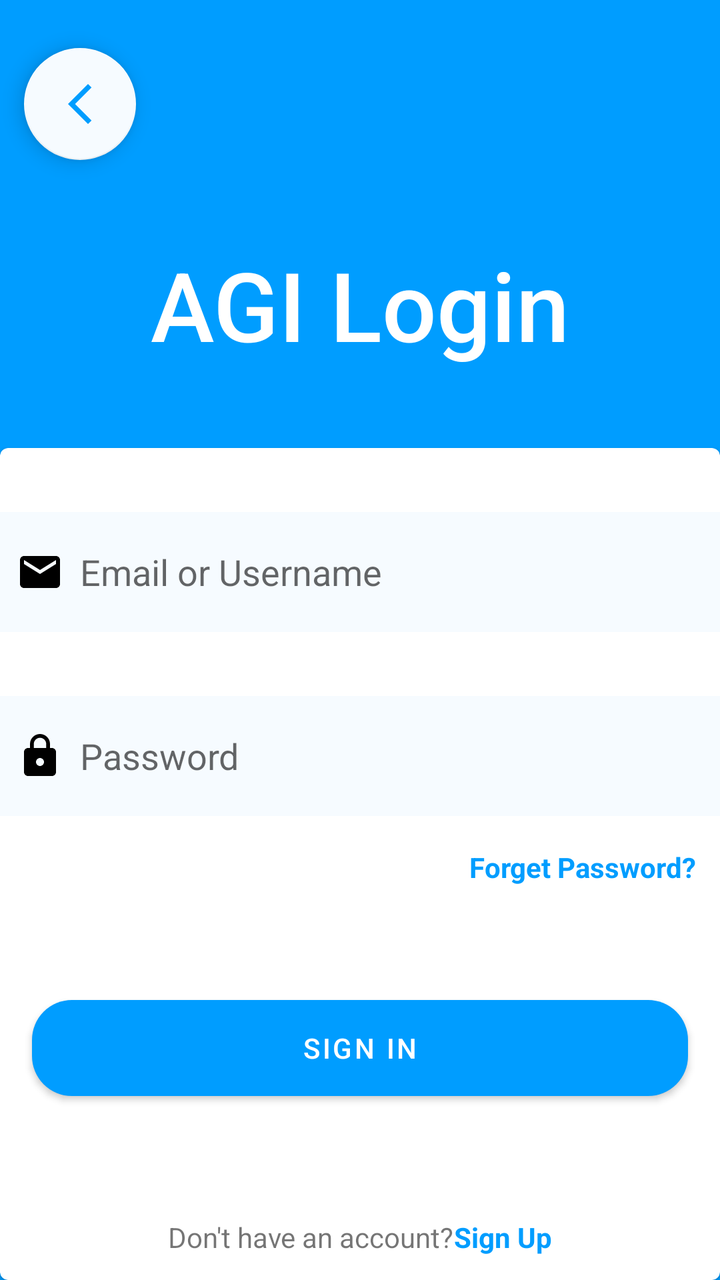
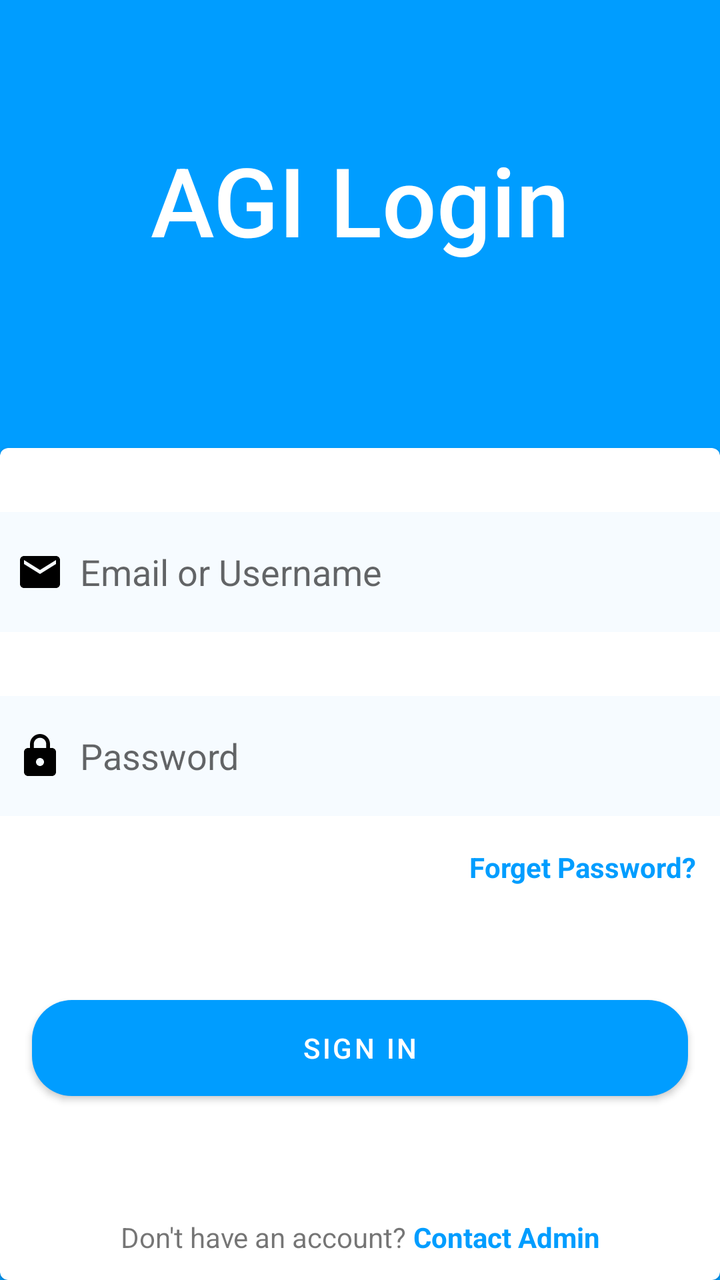

An Android layout rendered at two revisions. The XML below is the earlier revision; the diff shows what the commit changed to produce the second picture.
<!-- AndroidManifest.xml: application theme Theme.StudentManagementSystem -->
<!-- res/layout/activity_main.xml -->
<?xml version="1.0" encoding="utf-8"?>
<androidx.constraintlayout.widget.ConstraintLayout xmlns:android="http://schemas.android.com/apk/res/android"
    xmlns:app="http://schemas.android.com/apk/res-auto"
    xmlns:tools="http://schemas.android.com/tools"
    android:layout_width="match_parent"
    android:layout_height="match_parent"
    android:background="@color/app_theme"
    tools:context=".MainActivity">

    <androidx.constraintlayout.widget.Guideline
        android:id="@+id/guideline3"
        android:layout_width="wrap_content"
        android:layout_height="wrap_content"
        android:orientation="horizontal"
        app:layout_constraintGuide_percent="0.35" />

    <com.google.android.material.floatingactionbutton.FloatingActionButton
        android:id="@+id/floatingActionButton"
        android:layout_width="wrap_content"
        android:layout_height="wrap_content"
        android:layout_marginStart="12dp"
        android:layout_marginLeft="12dp"
        android:layout_marginTop="24dp"
        android:clickable="true"
        app:backgroundTint="@color/app_theme_light"
        app:layout_constraintStart_toStartOf="parent"
        app:layout_constraintTop_toTopOf="parent"
        app:srcCompat="@drawable/baseline_arrow_back_ios_new_24"
        app:tint="@color/app_theme" />

    <TextView
        android:id="@+id/textView3"
        android:layout_width="wrap_content"
        android:layout_height="wrap_content"
        android:fontFamily="sans-serif-medium"
        android:text="AGI Login"
        android:textColor="@color/white"
        android:textSize="48sp"
        app:layout_constraintBottom_toTopOf="@+id/guideline3"
        app:layout_constraintEnd_toEndOf="parent"
        app:layout_constraintStart_toStartOf="parent"
        app:layout_constraintTop_toBottomOf="@+id/floatingActionButton" />

    <com.google.android.material.card.MaterialCardView
        android:id="@+id/cardView"
        style="@style/custom_card_view"
        android:layout_width="match_parent"
        android:layout_height="0dp"
        app:layout_constraintBottom_toBottomOf="parent"
        app:layout_constraintEnd_toEndOf="parent"
        app:layout_constraintStart_toStartOf="parent"
        app:layout_constraintTop_toTopOf="@+id/guideline3">

        <androidx.constraintlayout.widget.ConstraintLayout
            android:layout_width="match_parent"
            android:layout_height="match_parent">

            <EditText
                android:id="@+id/editTextTextPersonName"
                android:layout_width="match_parent"
                android:layout_height="60dp"
                android:layout_marginTop="32dp"
                android:background="@color/edit_text_background"
                android:drawableLeft="@drawable/baseline_email_24"
                android:drawablePadding="8dp"
                android:ems="10"
                android:hint="Email or Username"
                android:inputType="textPersonName"
                android:padding="8dp"
                app:layout_constraintEnd_toEndOf="parent"
                app:layout_constraintStart_toStartOf="parent"
                app:layout_constraintTop_toTopOf="parent" />

            <EditText
                android:id="@+id/editTextTextPassword"
                android:layout_width="match_parent"
                android:layout_height="60dp"
                android:layout_marginTop="32dp"
                android:background="@color/edit_text_background"
                android:drawableLeft="@drawable/baseline_lock_24"
                android:drawablePadding="8dp"
                android:ems="10"
                android:hint="Password"
                android:inputType="textPassword"
                android:padding="8dp"
                app:layout_constraintEnd_toEndOf="parent"
                app:layout_constraintStart_toStartOf="parent"
                app:layout_constraintTop_toBottomOf="@+id/editTextTextPersonName" />

            <TextView
                android:id="@+id/textView4"
                android:layout_width="wrap_content"
                android:layout_height="wrap_content"
                android:layout_marginTop="16dp"
                android:layout_marginEnd="12dp"
                android:layout_marginRight="12dp"
                android:text="Forget Password?"
                android:textColor="@color/app_theme"
                android:textStyle="bold"
                app:layout_constraintEnd_toEndOf="parent"
                app:layout_constraintTop_toBottomOf="@+id/editTextTextPassword" />

            <Button
                android:id="@+id/button"
                android:layout_width="0dp"
                android:layout_height="60dp"
                android:layout_marginStart="16dp"
                android:layout_marginLeft="16dp"
                android:layout_marginEnd="16dp"
                android:layout_marginRight="16dp"
                android:text="Sign in"
                app:backgroundTint="@color/app_theme"
                app:cornerRadius="20dp"
                app:layout_constraintBottom_toBottomOf="parent"
                app:layout_constraintEnd_toEndOf="parent"
                app:layout_constraintStart_toStartOf="parent"
                app:layout_constraintTop_toBottomOf="@+id/editTextTextPassword" />

            <LinearLayout
                android:layout_width="wrap_content"
                android:layout_height="wrap_content"
                android:layout_marginBottom="12dp"
                android:orientation="horizontal"
                app:layout_constraintBottom_toBottomOf="parent"
                app:layout_constraintEnd_toEndOf="parent"
                app:layout_constraintStart_toStartOf="parent">

                <TextView
                    android:id="@+id/textView5"
                    android:layout_width="wrap_content"
                    android:layout_height="wrap_content"
                    android:layout_weight="0"
                    android:text="Don't have an account?" />

                <TextView
                    android:id="@+id/textView6"
                    android:layout_width="wrap_content"
                    android:layout_height="wrap_content"
                    android:layout_weight="0"
                    android:text="Sign Up"
                    android:textColor="@color/app_theme"
                    android:textStyle="bold" />
            </LinearLayout>
        </androidx.constraintlayout.widget.ConstraintLayout>

    </com.google.android.material.card.MaterialCardView>
</androidx.constraintlayout.widget.ConstraintLayout>
<!-- resources referenced by this layout -->
<resources>
  <color name="app_theme">#009dff</color>
  <color name="app_theme_light">#f6fbff</color>
  <color name="edit_text_background">#f6fbff</color>
  <color name="white">#FFFFFFFF</color>
  <!-- drawable baseline_arrow_back_ios_new_24 (drawable) -->
  <vector android:height="24dp" android:tint="#000000"
      android:viewportHeight="24" android:viewportWidth="24"
      android:width="24dp" xmlns:android="http://schemas.android.com/apk/res/android">
      <path android:fillColor="@android:color/white" android:pathData="M17.77,3.77l-1.77,-1.77l-10,10l10,10l1.77,-1.77l-8.23,-8.23z"/>
  </vector>
  <!-- drawable baseline_email_24 (drawable) -->
  <vector android:height="24dp" android:tint="#000000"
      android:viewportHeight="24" android:viewportWidth="24"
      android:width="24dp" xmlns:android="http://schemas.android.com/apk/res/android">
      <path android:fillColor="@android:color/white" android:pathData="M20,4L4,4c-1.1,0 -1.99,0.9 -1.99,2L2,18c0,1.1 0.9,2 2,2h16c1.1,0 2,-0.9 2,-2L22,6c0,-1.1 -0.9,-2 -2,-2zM20,8l-8,5 -8,-5L4,6l8,5 8,-5v2z"/>
  </vector>
  <!-- drawable baseline_lock_24 (drawable) -->
  <vector android:height="24dp" android:tint="#000000"
      android:viewportHeight="24" android:viewportWidth="24"
      android:width="24dp" xmlns:android="http://schemas.android.com/apk/res/android">
      <path android:fillColor="@android:color/white" android:pathData="M18,8h-1L17,6c0,-2.76 -2.24,-5 -5,-5S7,3.24 7,6v2L6,8c-1.1,0 -2,0.9 -2,2v10c0,1.1 0.9,2 2,2h12c1.1,0 2,-0.9 2,-2L20,10c0,-1.1 -0.9,-2 -2,-2zM12,17c-1.1,0 -2,-0.9 -2,-2s0.9,-2 2,-2 2,0.9 2,2 -0.9,2 -2,2zM15.1,8L8.9,8L8.9,6c0,-1.71 1.39,-3.1 3.1,-3.1 1.71,0 3.1,1.39 3.1,3.1v2z"/>
  </vector>
  <style name="custom_card_view" parent="">
          <item name="cornerFamily">rounded</item>
          <item name="cornerSizeTopRight">48dp</item>
          <item name="cornerSizeTopLeft">48dp</item>
          <item name="cornerSizeBottomLeft">0dp</item>
          <item name="cornerSizeBottomRight">0dp</item>
      </style>
  <style name="Theme.StudentManagementSystem" parent="Theme.MaterialComponents.DayNight.DarkActionBar">
          
          <item name="colorPrimary">@color/purple_500</item>
          <item name="colorPrimaryVariant">@color/purple_700</item>
          <item name="colorOnPrimary">@color/white</item>
          
          <item name="colorSecondary">@color/teal_200</item>
          <item name="colorSecondaryVariant">@color/teal_700</item>
          <item name="colorOnSecondary">@color/black</item>
          
          <item name="android:statusBarColor" tools:targetApi="21">?attr/colorPrimaryVariant</item>
          
      </style>
  <color name="purple_500">#FF6200EE</color>
  <color name="purple_700">#FF3700B3</color>
  <color name="teal_200">#FF03DAC5</color>
  <color name="teal_700">#FF018786</color>
  <color name="black">#FF000000</color>
</resources>

<!-- the commit's change to res/layout/activity_main.xml (unified diff, before → after) -->
@@ -14,32 +14,18 @@
         android:orientation="horizontal"
         app:layout_constraintGuide_percent="0.35" />
 
-    <com.google.android.material.floatingactionbutton.FloatingActionButton
-        android:id="@+id/floatingActionButton"
-        android:layout_width="wrap_content"
-        android:layout_height="wrap_content"
-        android:layout_marginStart="12dp"
-        android:layout_marginLeft="12dp"
-        android:layout_marginTop="24dp"
-        android:clickable="true"
-        app:backgroundTint="@color/app_theme_light"
-        app:layout_constraintStart_toStartOf="parent"
-        app:layout_constraintTop_toTopOf="parent"
-        app:srcCompat="@drawable/baseline_arrow_back_ios_new_24"
-        app:tint="@color/app_theme" />
-
     <TextView
         android:id="@+id/textView3"
         android:layout_width="wrap_content"
         android:layout_height="wrap_content"
+        android:layout_marginBottom="92dp"
         android:fontFamily="sans-serif-medium"
         android:text="AGI Login"
         android:textColor="@color/white"
         android:textSize="48sp"
         app:layout_constraintBottom_toTopOf="@+id/guideline3"
         app:layout_constraintEnd_toEndOf="parent"
-        app:layout_constraintStart_toStartOf="parent"
-        app:layout_constraintTop_toBottomOf="@+id/floatingActionButton" />
+        app:layout_constraintStart_toStartOf="parent" />
 
     <com.google.android.material.card.MaterialCardView
         android:id="@+id/cardView"
@@ -137,7 +123,7 @@
                     android:layout_width="wrap_content"
                     android:layout_height="wrap_content"
                     android:layout_weight="0"
-                    android:text="Sign Up"
+                    android:text=" Contact Admin"
                     android:textColor="@color/app_theme"
                     android:textStyle="bold" />
             </LinearLayout>
<!-- resource entries referenced after the edit -->
@@ -1,15 +1,8 @@
 <!-- resources referenced by this layout -->
 <resources>
   <color name="app_theme">#009dff</color>
-  <color name="app_theme_light">#f6fbff</color>
   <color name="edit_text_background">#f6fbff</color>
   <color name="white">#FFFFFFFF</color>
-  <!-- drawable baseline_arrow_back_ios_new_24 (drawable) -->
-  <vector android:height="24dp" android:tint="#000000"
-      android:viewportHeight="24" android:viewportWidth="24"
-      android:width="24dp" xmlns:android="http://schemas.android.com/apk/res/android">
-      <path android:fillColor="@android:color/white" android:pathData="M17.77,3.77l-1.77,-1.77l-10,10l10,10l1.77,-1.77l-8.23,-8.23z"/>
-  </vector>
   <!-- drawable baseline_email_24 (drawable) -->
   <vector android:height="24dp" android:tint="#000000"
       android:viewportHeight="24" android:viewportWidth="24"
